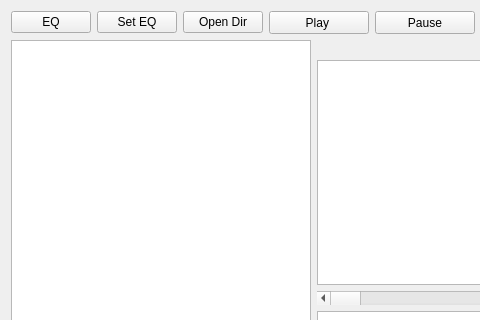
First picture: the form in frontend/vrokmain.ui, repository manushanga/vrok, before the edit; both pictures show x 0 to 480 and y 0 to 320 of the 678 by 452 pixel window.
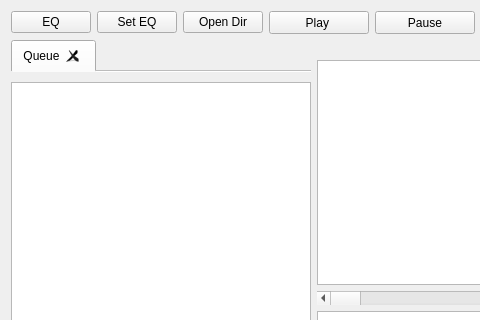
Second picture: the form after the edit.

Commit message: lock fixes and queue load feature

```diff
--- a/frontend/vrokmain.ui
+++ b/frontend/vrokmain.ui
@@ -6,7 +6,7 @@
    <rect>
     <x>0</x>
     <y>0</y>
-    <width>660</width>
+    <width>615</width>
     <height>452</height>
    </rect>
   </property>
@@ -167,6 +167,59 @@
     <item>
      <layout class="QHBoxLayout" name="horizontalLayout_2">
       <item>
+       <layout class="QVBoxLayout" name="verticalLayout_5">
+        <item>
+         <widget class="QTabWidget" name="tbQueues">
+          <property name="sizePolicy">
+           <sizepolicy hsizetype="Expanding" vsizetype="Minimum">
+            <horstretch>0</horstretch>
+            <verstretch>0</verstretch>
+           </sizepolicy>
+          </property>
+          <property name="minimumSize">
+           <size>
+            <width>300</width>
+            <height>0</height>
+           </size>
+          </property>
+          <property name="maximumSize">
+           <size>
+            <width>300</width>
+            <height>16777215</height>
+           </size>
+          </property>
+          <property name="tabPosition">
+           <enum>QTabWidget::North</enum>
+          </property>
+          <property name="tabShape">
+           <enum>QTabWidget::Rounded</enum>
+          </property>
+          <property name="currentIndex">
+           <number>0</number>
+          </property>
+          <property name="elideMode">
+           <enum>Qt::ElideLeft</enum>
+          </property>
+          <property name="usesScrollButtons">
+           <bool>true</bool>
+          </property>
+          <property name="documentMode">
+           <bool>true</bool>
+          </property>
+          <property name="tabsClosable">
+           <bool>true</bool>
+          </property>
+          <property name="movable">
+           <bool>false</bool>
+          </property>
+          <widget class="QWidget" name="tab">
+           <attribute name="title">
+            <string>Queue</string>
+           </attribute>
+          </widget>
+         </widget>
+        </item>
+        <item>
        <widget class="QListView" name="lvQueue">
         <property name="minimumSize">
          <size>
@@ -187,6 +240,8 @@
          <enum>QAbstractItemView::ExtendedSelection</enum>
         </property>
        </widget>
+        </item>
+       </layout>
       </item>
       <item>
        <layout class="QVBoxLayout" name="verticalLayout_2">
```
Lines whose indentation alone changed are shown as unchanged. The commit also changes 16 other files.
